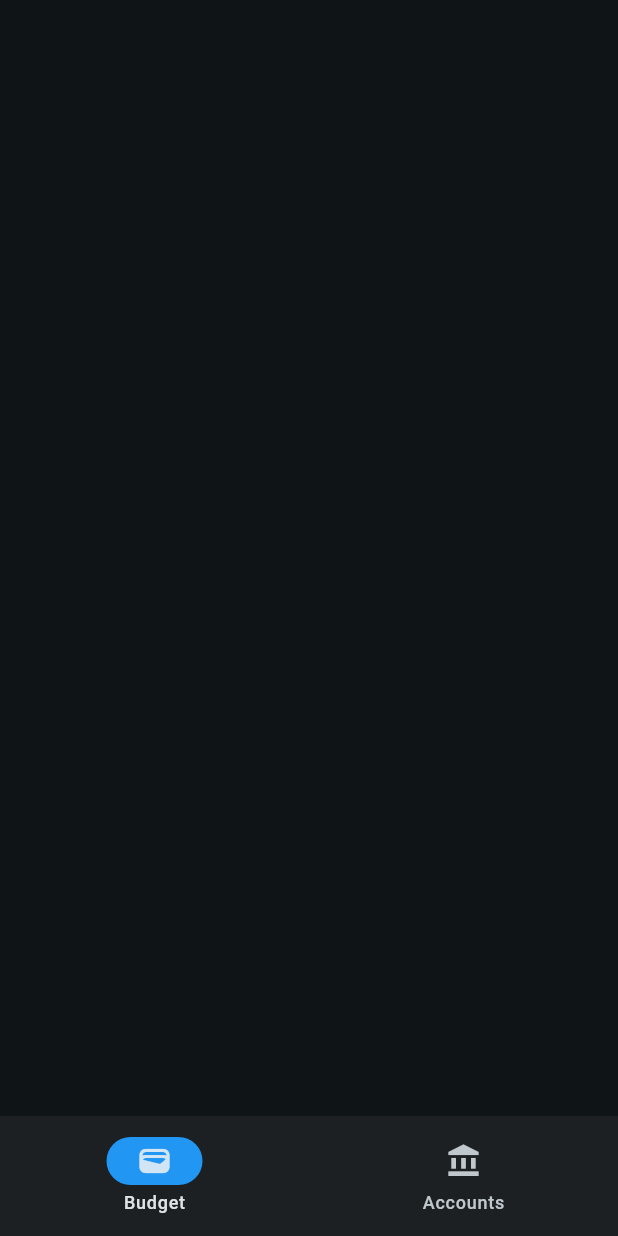
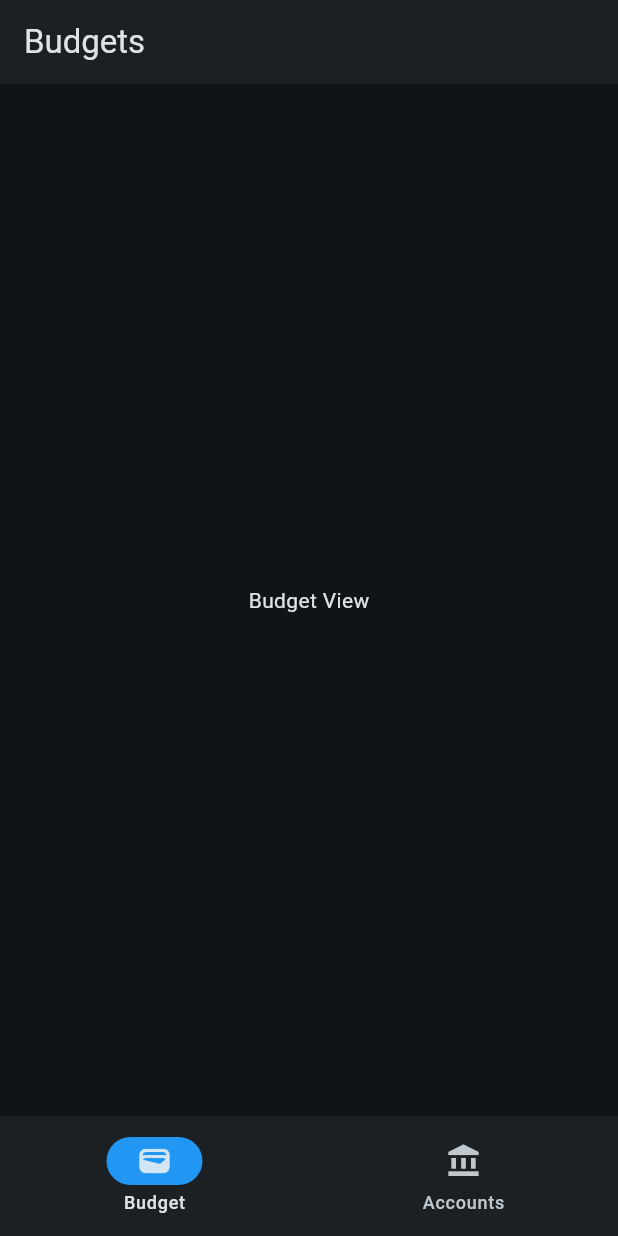
Before and after one commit to roger-chau/Nomad, a Flutter app: the screen it shows after launch, on a phone screen of 412 x 824 dp. Run offline on Flutter 3.47's test engine with Material 3 defaults, Android fonts, the phone set to English and light mode, and no system bars.

Commit message:
Added pages and file directories (#4)
* changes

* Delete lib/Widgets directory

* fixed

* file changes

* rename

* screen switching

* added app bar

* fixed

* file changes

* test

```diff
--- a/lib/main.dart
+++ b/lib/main.dart
@@ -1,5 +1,5 @@
 import 'package:flutter/material.dart';
-import 'Widgets/AppNavigationBar.dart';
+import 'widgets/navigation_bar.dart';
 
 void main() => runApp(const MyApp());
 
--- /dev/null
+++ b/lib/models/budget.dart
@@ -0,0 +1,7 @@
+class Budget {
+  final String _name;
+  final double _liquidBalance;
+  final double _assignedBalance;
+
+  Budget(this._name, this._liquidBalance, this._assignedBalance);
+}
--- /dev/null
+++ b/lib/views/budgets_view.dart
@@ -0,0 +1,26 @@
+import 'package:flutter/material.dart';
+
+class BudgetsView extends StatefulWidget {
+  const BudgetsView({super.key});
+
+  @override
+  State<BudgetsView> createState() => _BudgetViewState();
+}
+
+class _BudgetViewState extends State<BudgetsView> {
+  @override
+  Widget build(BuildContext context) {
+    return Scaffold(
+        appBar: AppBar(
+            title: const Text("Budgets"),
+            backgroundColor: Theme.of(context).colorScheme.surfaceContainer),
+        body: const Center(
+          child: Column(
+            mainAxisAlignment: MainAxisAlignment.center,
+            children: <Widget>[
+              Text("Budget View"),
+            ],
+          ),
+        ));
+  }
+}
--- a/lib/Widgets/AppNavigationBar.dart
+++ b/lib/widgets/navigation_bar.dart
@@ -1,4 +1,6 @@
 import 'package:flutter/material.dart';
+import 'package:budgeting_app/views/budgets_view.dart';
+import 'package:budgeting_app/views/accounts_view.dart';
 
 class AppNavigationBar extends StatefulWidget {
   const AppNavigationBar({super.key});
@@ -10,9 +12,12 @@ class AppNavigationBar extends StatefulWidget {
 class _AppState extends State<AppNavigationBar> {
   int pageIndex = 0;
 
+  final List<Widget> _pages = [const BudgetsView(), const AccountsView()];
+
   @override
   Widget build(BuildContext context) {
     return Scaffold(
+        body: _pages[pageIndex],
         bottomNavigationBar: NavigationBar(
             onDestinationSelected: (int index) {
               setState(() {
```
Also changed, not shown: lib/views/accounts_view.dart (added, +26 -0 lines), lib/models/account.dart (added), lib/view_models/account_view_model.dart (added), lib/view_models/budget_view_model.dart (added), 2 other files. Lines whose indentation alone changed are shown as unchanged.
